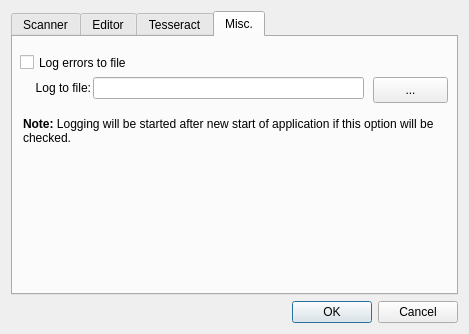
The window that ui/ui_settings.ui (zdenop/lector) describes before a commit, drawn with Qt 5.
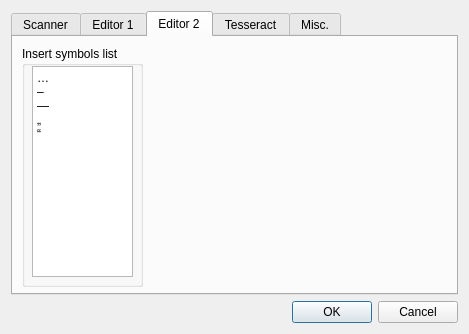
The same window after the commit.

Commit message: implement insert symbol context menu item with custom settings

Patch:
```diff
--- a/ui/ui_settings.ui
+++ b/ui/ui_settings.ui
@@ -19,7 +19,7 @@
      <item>
       <widget class="QTabWidget" name="tabWidget">
        <property name="currentIndex">
-        <number>3</number>
+        <number>2</number>
        </property>
        <widget class="QWidget" name="scanner">
         <attribute name="title">
@@ -138,7 +138,7 @@
        </widget>
        <widget class="QWidget" name="editor">
         <attribute name="title">
-         <string>Editor</string>
+         <string>Editor 1</string>
         </attribute>
         <widget class="QGroupBox" name="fontGroupBox">
          <property name="geometry">
@@ -315,6 +315,44 @@
          </layout>
         </widget>
        </widget>
+       <widget class="QWidget" name="editor2">
+        <attribute name="title">
+         <string>Editor 2</string>
+        </attribute>
+        <widget class="QGroupBox" name="groupBox_4">
+         <property name="geometry">
+          <rect>
+           <x>9</x>
+           <y>9</y>
+           <width>121</width>
+           <height>241</height>
+          </rect>
+         </property>
+         <property name="title">
+          <string>Insert symbols list</string>
+         </property>
+         <widget class="QPlainTextEdit" name="symbolList">
+          <property name="geometry">
+           <rect>
+            <x>10</x>
+            <y>20</y>
+            <width>101</width>
+            <height>211</height>
+           </rect>
+          </property>
+          <property name="toolTip">
+           <string>&lt;html&gt;&lt;head/&gt;&lt;body&gt;&lt;p&gt;one line = one symbol&lt;/p&gt;&lt;/body&gt;&lt;/html&gt;</string>
+          </property>
+          <property name="plainText">
+           <string>…
+–
+—
+„
+“</string>
+          </property>
+         </widget>
+        </widget>
+       </widget>
        <widget class="QWidget" name="tesseract">
         <attribute name="title">
          <string>Tesseract</string>
```
Left out of the diff: 21 changed lines with no effect on the pictures. The commit also changes 3 other files.
